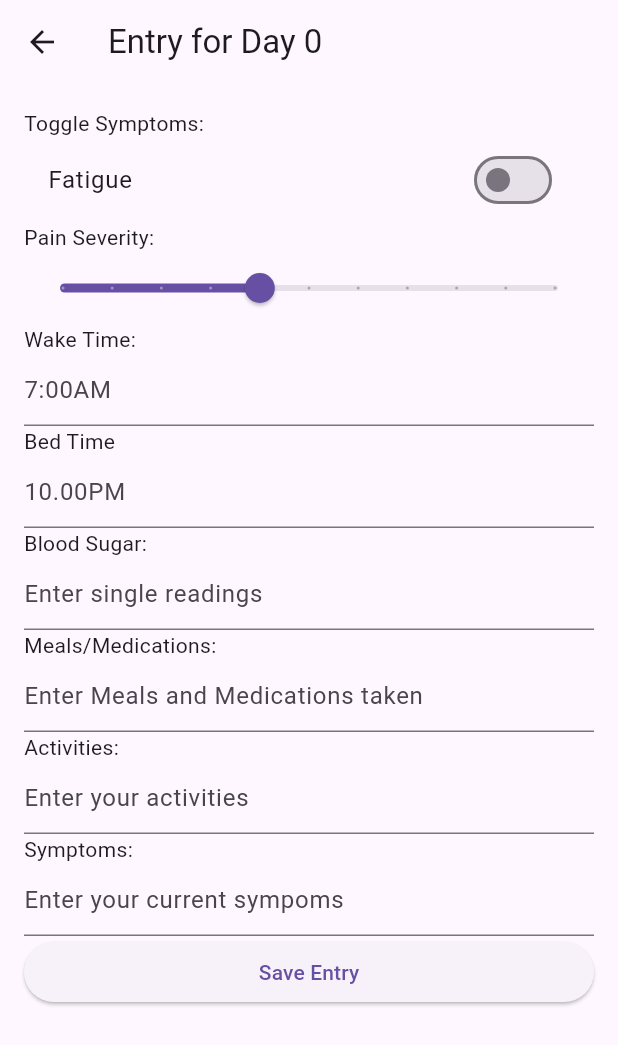
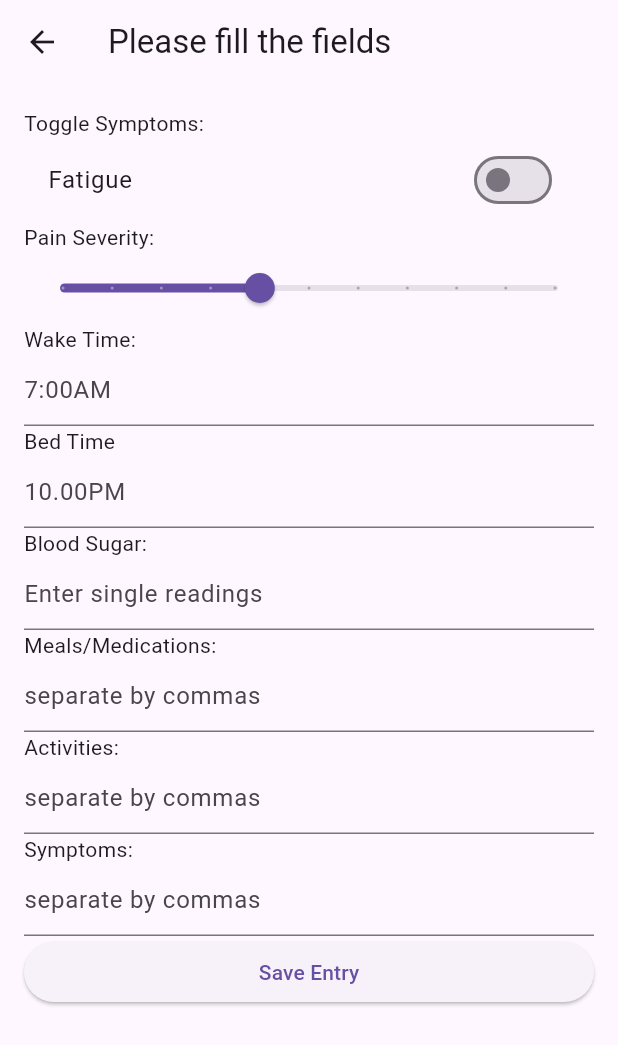
Before and after one commit to MrChido/MCTA, a Flutter app: the EntryScreen screen opened directly with empty values, on a phone screen of 412 x 824 dp. Shown: the top 1045 px of the screen. Run offline on Flutter 3.47's test engine with Material 3 defaults, Android fonts, the phone set to English and light mode, and no system bars; our stand-ins replace sqflite, sqflite_common_ffi; accounts and stored records are empty.

```diff
--- a/lib/entry_screen.dart
+++ b/lib/entry_screen.dart
@@ -50,7 +50,7 @@ class _EntryScreenState extends State<EntryScreen> {
   @override
   Widget build(BuildContext context) {
     return Scaffold(
-      appBar: AppBar(title: Text('Entry for Day ${widget.day}')),
+      appBar: AppBar(title: Text('Please fill the fields')),
       body: Padding(
         padding: const EdgeInsets.all(16),
         child: ListView(
@@ -103,27 +103,26 @@ class _EntryScreenState extends State<EntryScreen> {
             Text('Meals/Medications:'),
             TextField(
               controller: _mnmController, //tracks the input
-              decoration: InputDecoration(
-                  hintText: "Enter Meals and Medications taken"),
+              decoration: InputDecoration(hintText: "separate by commas"),
             ),
 
             Text('Activities:'),
             TextField(
               controller: _activitiesController, //tracks the input
-              decoration: InputDecoration(hintText: "Enter your activities"),
+              decoration: InputDecoration(hintText: "separate by commas"),
             ),
 
             Text('Symptoms:'),
             TextField(
               controller: _symptomsController, //tracks symptom input
-              decoration:
-                  InputDecoration(hintText: 'Enter your current sympoms'),
+              decoration: InputDecoration(hintText: 'separate by commas'),
             ),
 
             //Save Entry Button
             Builder(
               builder: (context) => ElevatedButton(
                 onPressed: () async {
+                  print("Save button tapped.");
                   String bloodSugarInput =
                       _bsugarsController.text.trim(); //get user input
                   //int bloodSugarValue = int.tryParse(bloodSugarInput) ?? 0;
```
Also changed, not shown: lib/Utilities/color_util.dart (added, +40 -0 lines), lib/Utilities/entry_loader.dart (added, +11 -0 lines), lib/Widgs/calendar_widg.dart (added, +98 -0 lines), lib/main.dart (+95 -115 lines).
